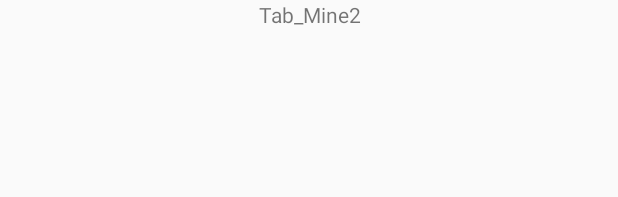
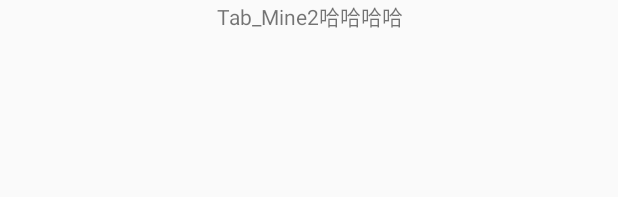
Before and after one commit to donghainanchen/zhtest, an Android app: the layout fragment_mine.xml on its own in the app's theme, with its tools: preview values and no code run, on a phone screen of 412 x 824 dp. Shown: the top 197 px of the screen. Run offline under Robolectric (Android 15) with nearby library versions, the light colour scheme and no system bars.

Commit message:
添加测试

```diff
--- a/FirstApp/app/src/main/res/layout/fragment_mine.xml
+++ b/FirstApp/app/src/main/res/layout/fragment_mine.xml
@@ -8,6 +8,6 @@
         android:layout_width="match_parent"
         android:layout_height="wrap_content"
         android:gravity="center"
-        android:text="Tab_Mine2" />
+        android:text="Tab_Mine2哈哈哈哈" />
 
 </LinearLayout>
```
Also changed, not shown: 1 other file.
